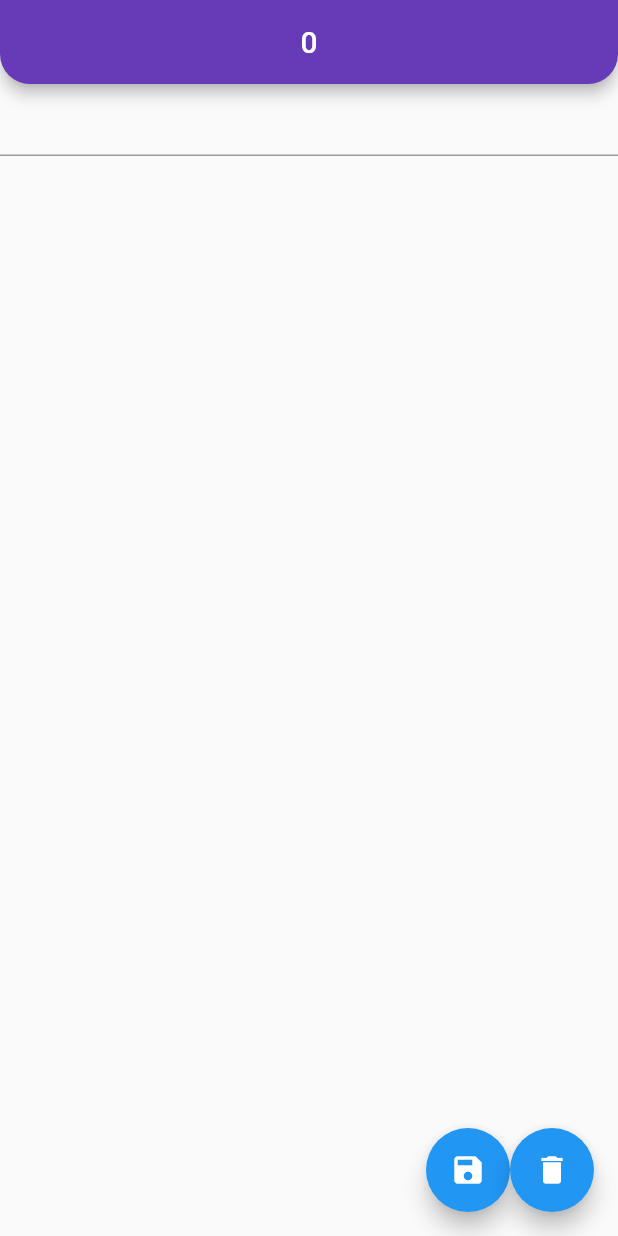
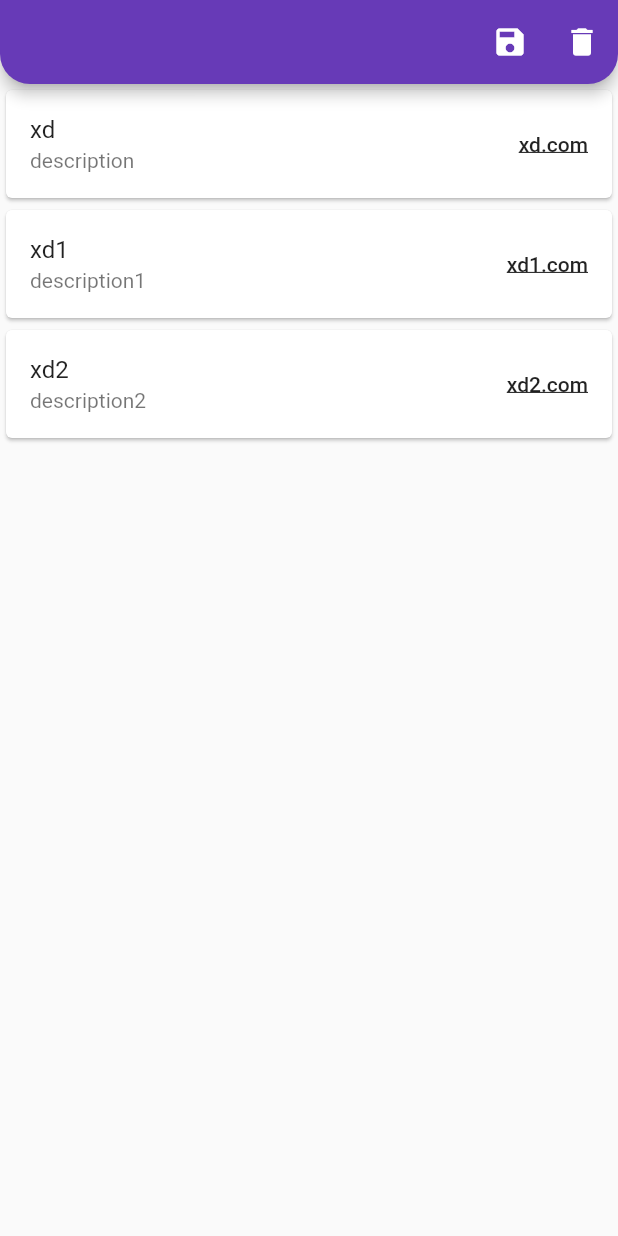
Before and after one commit to ufukyazici/flutter_learning_path, a Flutter app: the screen it shows after launch, on a phone screen of 412 x 824 dp. Run offline on Flutter 3.47's test engine with Material 2 defaults, Android fonts, the phone set to English and light mode, and no system bars; our stand-ins replace dio, flutter_spinkit, shared_preferences, shimmer.

Commit message:
shared preferences

```diff
--- a/lib/202/cache/shared_learn_cache.dart
+++ b/lib/202/cache/shared_learn_cache.dart
@@ -8,16 +8,17 @@ class SharedLearn extends StatefulWidget {
   State<SharedLearn> createState() => _SharedLearnState();
 }
 
-class _SharedLearnState extends State<SharedLearn> {
+class _SharedLearnState extends LoadingStateful {
   int _currentValue = 0;
-  bool _isLoading = false;
   late final SharedManager _manager;
+  late final List<User> users;
 
   @override
   void initState() {
     super.initState();
     _manager = SharedManager();
     _initialize();
+    users = Users().users;
   }
 
   Future<void> _initialize() async {
@@ -27,12 +28,6 @@ class _SharedLearnState extends State<SharedLearn> {
 
   Future<void> getCaches() async {
     _onChangeValue(_manager.getString(SharedKeys.counter) ?? "");
-  }
-
-  void _changeLoading() {
-    setState(() {
-      _isLoading = !_isLoading;
-    });
   }
 
   void _onChangeValue(String value) {
@@ -49,18 +44,25 @@ class _SharedLearnState extends State<SharedLearn> {
     return Scaffold(
       appBar: AppBar(
         title: Text(_currentValue.toString()),
-        actions: [_isLoading ? const CircularProgressIndicator.adaptive() : const SizedBox()],
+        actions: [isLoading ? const CircularProgressIndicator.adaptive() : const SizedBox()],
       ),
-      body: TextField(
-        onChanged: (value) {
-          _onChangeValue(value);
-        },
+      body: Column(
+        children: [
+          TextField(
+            onChanged: (value) {
+              _onChangeValue(value);
+            },
+          ),
+        ],
       ),
       floatingActionButton: Row(
         mainAxisSize: MainAxisSize.min,
         children: [
           _saveValueButton(),
           _removeValueButton(),
+          FloatingActionButton(onPressed: () {
+            // _manager.saveStringItems(SharedKeys.users);
+          })
         ],
       ),
     );
@@ -69,9 +71,9 @@ class _SharedLearnState extends State<SharedLearn> {
   FloatingActionButton _saveValueButton() {
     return FloatingActionButton(
       onPressed: () async {
-        _changeLoading();
+        changeLoading();
         await _manager.saveString(SharedKeys.counter, _currentValue.toString());
-        _changeLoading();
+        changeLoading();
       },
       child: const Icon(Icons.save),
     );
@@ -80,11 +82,40 @@ class _SharedLearnState extends State<SharedLearn> {
   FloatingActionButton _removeValueButton() {
     return FloatingActionButton(
       onPressed: () async {
-        _changeLoading();
+        changeLoading();
         await _manager.removeItem(SharedKeys.counter);
-        _changeLoading();
+        changeLoading();
       },
       child: const Icon(Icons.delete),
     );
   }
 }
+
+abstract class LoadingStateful extends State<SharedLearn> {
+  bool isLoading = false;
+
+  void changeLoading() {
+    setState(() {
+      isLoading = !isLoading;
+    });
+  }
+}
+
+class User {
+  final String name;
+  final String description;
+  final String url;
+
+  User({required this.name, required this.description, required this.url});
+}
+
+class Users {
+  late final List<User> users;
+  Users() {
+    users = [
+      User(name: "xd", description: "description", url: "xd.com"),
+      User(name: "xd1", description: "description1", url: "xd1.com"),
+      User(name: "xd2", description: "description2", url: "xd2.com")
+    ];
+  }
+}
--- /dev/null
+++ b/lib/202/cache/shared_list_cache.dart
@@ -0,0 +1,57 @@
+import 'package:flutter/material.dart';
+import 'package:flutter_application_1/202/cache/shared_learn_cache.dart';
+import 'package:flutter_application_1/202/cache/shared_manager.dart';
+import 'package:flutter_application_1/202/cache/user_cache/user_cache_manager.dart';
+
+class SharedListCache extends StatefulWidget {
+  const SharedListCache({super.key});
+
+  @override
+  State<SharedListCache> createState() => _SharedListCacheState();
+}
+
+class _SharedListCacheState extends State<SharedListCache> {
+  late final UserCacheManager userCacheManager;
+
+  @override
+  void initState() {
+    super.initState();
+    userCacheManager = UserCacheManager(sharedManager: SharedManager());
+  }
+
+  @override
+  Widget build(BuildContext context) {
+    return Scaffold(
+      appBar: AppBar(
+        actions: [
+          IconButton(onPressed: () {}, icon: const Icon(Icons.save)),
+          IconButton(onPressed: () {}, icon: const Icon(Icons.delete)),
+        ],
+      ),
+      body: _UserListView(),
+    );
+  }
+}
+
+class _UserListView extends StatelessWidget {
+  _UserListView();
+
+  final List<User> users = Users().users;
+
+  @override
+  Widget build(BuildContext context) {
+    return ListView.builder(
+      itemCount: users.length,
+      itemBuilder: (context, index) {
+        return Card(
+          child: ListTile(
+            title: Text(users[index].name),
+            subtitle: Text(users[index].description),
+            trailing: Text(users[index].url,
+                style: Theme.of(context).textTheme.labelLarge?.copyWith(decoration: TextDecoration.underline)),
+          ),
+        );
+      },
+    );
+  }
+}
--- a/lib/202/cache/shared_manager.dart
+++ b/lib/202/cache/shared_manager.dart
@@ -1,6 +1,6 @@
 import 'package:shared_preferences/shared_preferences.dart';
 
-enum SharedKeys { counter }
+enum SharedKeys { counter, users }
 
 class SharedManager {
   SharedPreferences? preferences;
@@ -15,6 +15,14 @@ class SharedManager {
     await preferences?.setString(key.name, value);
   }
 
+  Future<void> saveStringItems(SharedKeys key, List<String> value) async {
+    await preferences?.setStringList(key.name, value);
+  }
+
+  List<String>? getStringItems(SharedKeys key) {
+    return preferences?.getStringList(key.name);
+  }
+
   String? getString(SharedKeys key) {
     return preferences?.getString(key.name);
   }
--- /dev/null
+++ b/lib/202/cache/user_cache/user_cache_manager.dart
@@ -0,0 +1,26 @@
+import 'dart:convert';
+
+import 'package:flutter_application_1/202/cache/shared_learn_cache.dart';
+import 'package:flutter_application_1/202/cache/shared_manager.dart';
+
+class UserCacheManager {
+  final SharedManager sharedManager;
+
+  UserCacheManager({required this.sharedManager});
+
+  void saveItems(List<User> items) {
+    final itemsList = items.map((e) => jsonEncode(e)).toList();
+    sharedManager.saveStringItems(SharedKeys.users, itemsList);
+  }
+
+  List<User>? getItems() {
+    final itemsString = sharedManager.getStringItems(SharedKeys.users);
+    if (itemsString?.isNotEmpty ?? false) {
+      return itemsString!.map((e) {
+        final jsonObject = jsonDecode(e);
+        return User(name: "name", description: "description", url: "url");
+      }).toList();
+    }
+    return null;
+  }
+}
--- a/lib/main.dart
+++ b/lib/main.dart
@@ -1,5 +1,5 @@
 import 'package:flutter/material.dart';
-import 'package:flutter_application_1/202/cache/shared_learn_cache.dart';
+import 'package:flutter_application_1/202/cache/shared_list_cache.dart';
 import 'package:flutter_application_1/jsonphalbums/album_theme.dart';
 
 void main() {
@@ -37,7 +37,7 @@ class _MyAppState extends State<MyApp> {
       //     cardTheme: CardTheme(shape: RoundedRectangleBorder(borderRadius: BorderRadius.circular(3))),
       //     // colorScheme: const ColorScheme.dark(),
       //     appBarTheme: const AppBarTheme(centerTitle: true, backgroundColor: Colors.transparent, elevation: 0)),
-      home: const SharedLearn(),
+      home: const SharedListCache(),
     );
   }
 }
```
